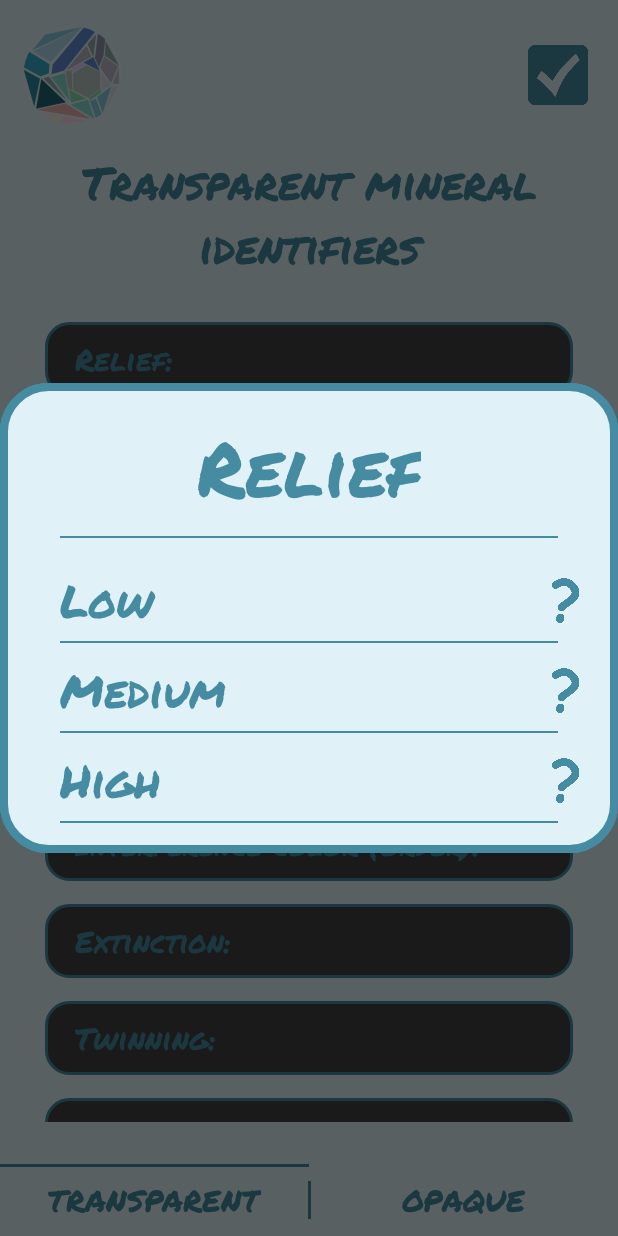
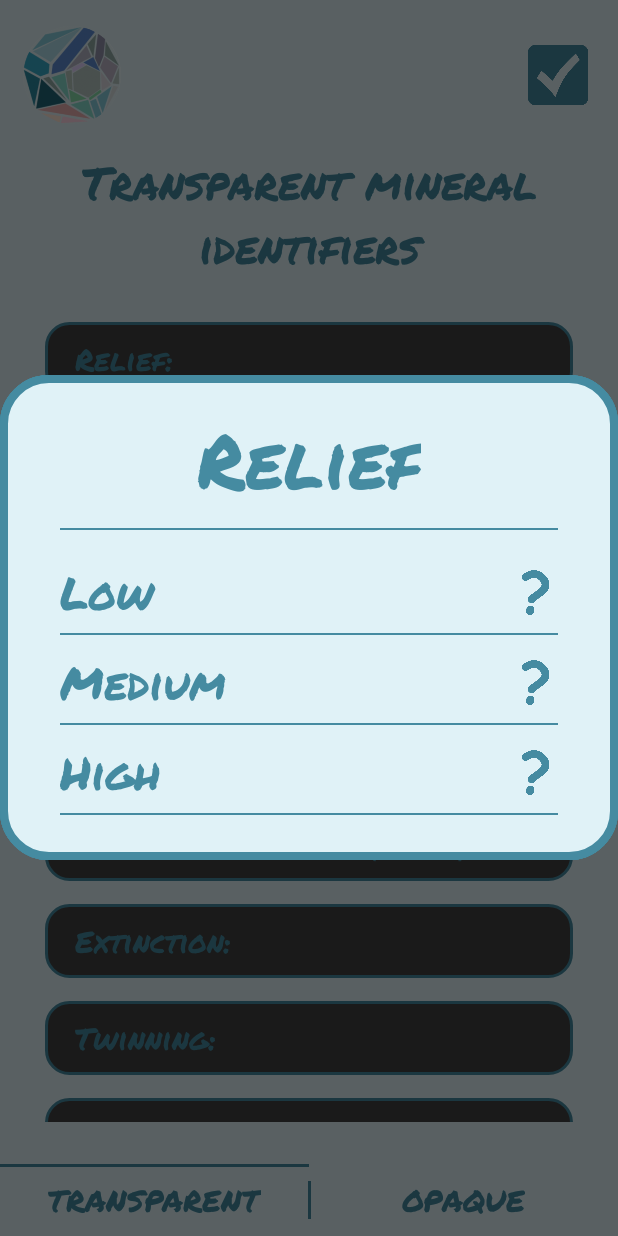
Before and after one commit to noahalerm/Minescope, an Android app: the fragment FiltersFragment shown on its own in the app's theme, after a tap on "Relief:", on a phone screen of 412 x 824 dp. Run offline under Robolectric (Android 15) with nearby library versions, the light colour scheme and no system bars.

Commit message:
Filters Fragment Refactoring

```diff
--- a/app/src/main/java/com/example/minescope/ui/adapters/FilterOptionsAdapter.kt
+++ b/app/src/main/java/com/example/minescope/ui/adapters/FilterOptionsAdapter.kt
@@ -112,6 +112,10 @@
             description.text = option.description
 
             if (option.image1 != null) {
+                image1.visibility = View.VISIBLE
+                image2.visibility = View.VISIBLE
+                image3.visibility = View.VISIBLE
+
                 image1.setImageResource(option.image1)
                 image2.setImageResource(option.image2!!)
                 image3.setImageResource(option.image3!!)
--- a/app/src/main/res/layout/custom_filter_dialog.xml
+++ b/app/src/main/res/layout/custom_filter_dialog.xml
@@ -3,6 +3,7 @@
     xmlns:app="http://schemas.android.com/apk/res-auto"
     android:layout_width="match_parent"
     android:layout_height="wrap_content"
+    android:maxHeight="500dp"
     xmlns:tools="http://schemas.android.com/tools"
     android:background="@drawable/custom_dialog_bg"
     android:padding="20dp"
@@ -12,13 +13,13 @@
         android:id="@+id/filter"
         android:layout_width="wrap_content"
         android:layout_height="wrap_content"
-        tools:text="Filter"
+        android:textAlignment="center"
         android:textColor="?attr/colorSecondary"
         android:textSize="50sp"
-        android:textAlignment="center"
         app:layout_constraintEnd_toEndOf="parent"
         app:layout_constraintStart_toStartOf="parent"
-        app:layout_constraintTop_toTopOf="parent" />
+        app:layout_constraintTop_toTopOf="parent"
+        tools:text="Filter" />
 
     <com.google.android.material.divider.MaterialDivider
         android:id="@+id/materialDivider"
@@ -35,7 +36,7 @@
     <androidx.recyclerview.widget.RecyclerView
         android:id="@+id/recycler_view"
         android:layout_width="match_parent"
-        android:layout_height="wrap_content"
+        android:layout_height="190dp"
         android:layout_marginTop="10dp"
         app:layout_constraintBottom_toBottomOf="parent"
         app:layout_constraintEnd_toEndOf="parent"
--- a/app/src/main/res/layout/filter_option_description_dialog.xml
+++ b/app/src/main/res/layout/filter_option_description_dialog.xml
@@ -43,6 +43,7 @@
         android:id="@+id/image1"
         android:layout_width="106dp"
         android:layout_height="145dp"
+        android:visibility="gone"
         app:layout_constraintStart_toStartOf="parent"
         app:layout_constraintTop_toBottomOf="@+id/materialDivider2"
         tools:src="@drawable/interference_figure_1" />
@@ -51,6 +52,7 @@
         android:id="@+id/image2"
         android:layout_width="106dp"
         android:layout_height="145dp"
+        android:visibility="gone"
         app:layout_constraintEnd_toStartOf="@+id/image3"
         app:layout_constraintStart_toEndOf="@+id/image1"
         app:layout_constraintTop_toBottomOf="@+id/materialDivider2"
@@ -60,7 +62,7 @@
         android:id="@+id/image3"
         android:layout_width="106dp"
         android:layout_height="145dp"
-        android:layout_marginTop="4dp"
+        android:visibility="gone"
         app:layout_constraintEnd_toEndOf="parent"
         app:layout_constraintTop_toBottomOf="@+id/materialDivider2"
         tools:src="@drawable/interference_figure_3" />
--- a/app/src/main/res/layout/filter_option_item.xml
+++ b/app/src/main/res/layout/filter_option_item.xml
@@ -23,7 +23,7 @@
         android:layout_height="wrap_content"
         android:layout_marginStart="20dp"
         android:layout_marginTop="10dp"
-        android:layout_marginEnd="50dp"
+        android:layout_marginEnd="70dp"
         android:text="Option"
         android:textColor="?attr/colorSecondary"
         android:textSize="30sp"
@@ -36,11 +36,12 @@
         android:id="@+id/option_info"
         android:layout_width="30dp"
         android:layout_height="30dp"
+        android:layout_marginEnd="20dp"
         android:src="@drawable/question_mark_icon"
-        app:tint="?attr/colorSecondary"
         app:layout_constraintBottom_toBottomOf="@+id/option"
         app:layout_constraintEnd_toEndOf="parent"
         app:layout_constraintTop_toTopOf="@+id/option"
+        app:tint="?attr/colorSecondary"
         tools:ignore="ContentDescription" />
 
 </androidx.constraintlayout.widget.ConstraintLayout>
```
